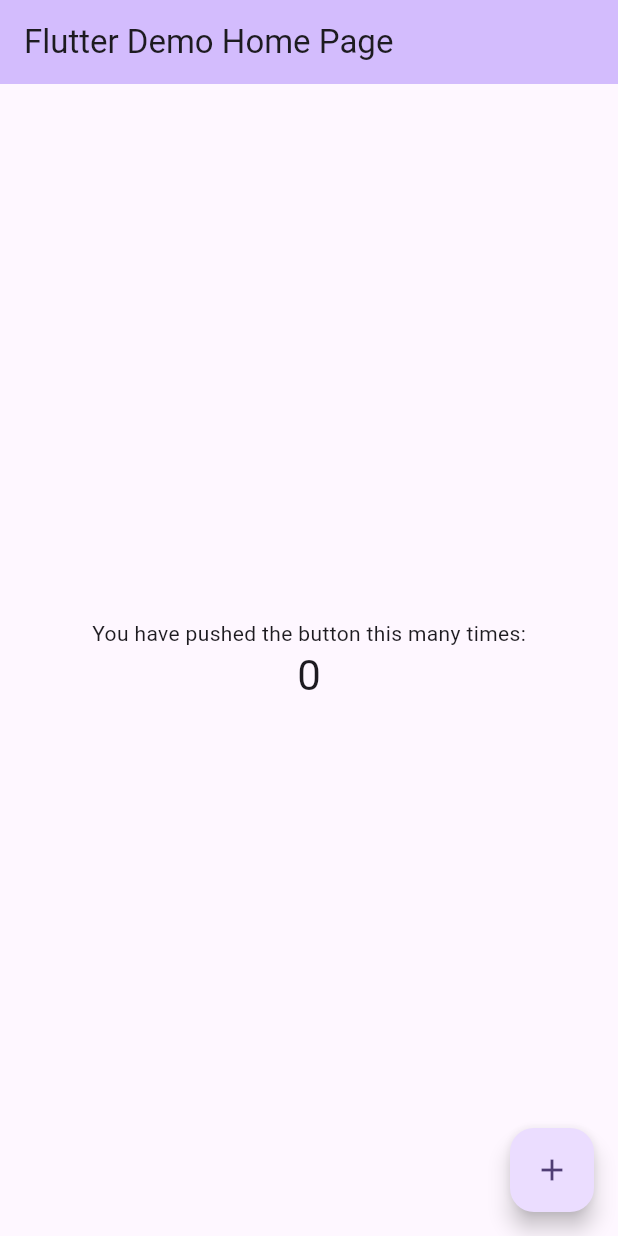
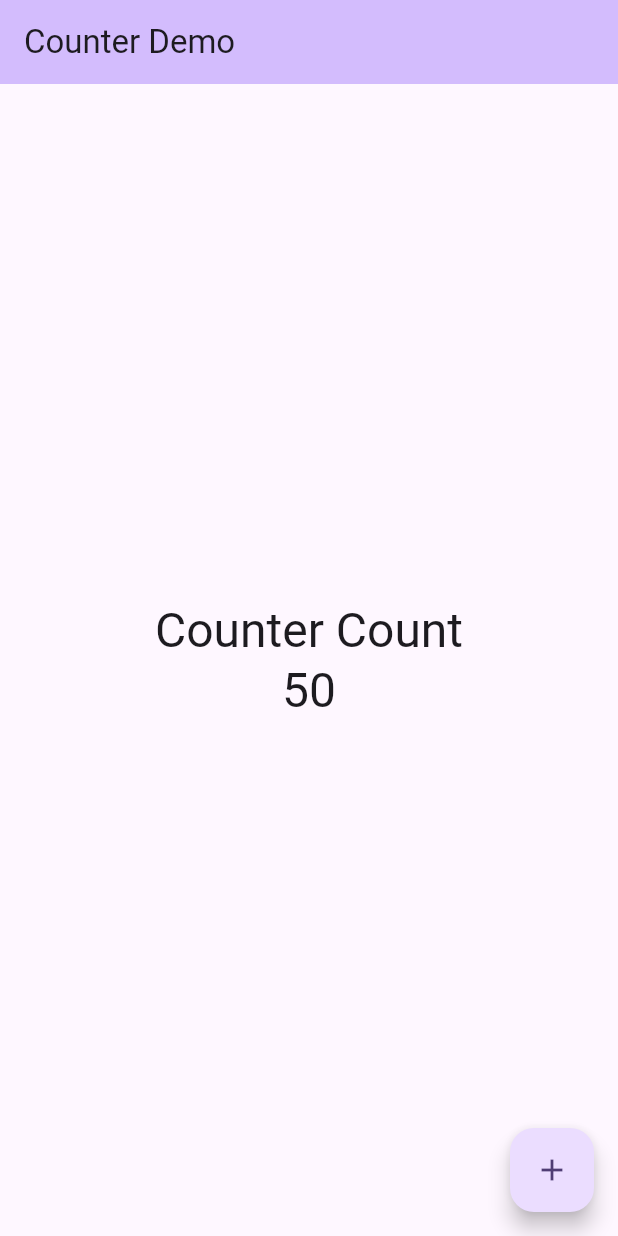
Before and after one commit to abidroid/akti4_sharedprefs_plus_sqlite, a Flutter app: the screen it shows after launch, on a phone screen of 412 x 824 dp. Run offline on Flutter 3.47's test engine with Material 3 defaults, Android fonts, the phone set to English and light mode, and no system bars; our stand-ins replace shared_preferences.

Commit message:
shared prefs completed

```diff
--- a/lib/main.dart
+++ b/lib/main.dart
@@ -1,4 +1,5 @@
 import 'package:flutter/material.dart';
+import 'package:shared_preferences/shared_preferences.dart';
 
 void main() {
   runApp(const MyApp());
@@ -31,7 +32,7 @@ class MyApp extends StatelessWidget {
         colorScheme: ColorScheme.fromSeed(seedColor: Colors.deepPurple),
         useMaterial3: true,
       ),
-      home: const MyHomePage(title: 'Flutter Demo Home Page'),
+      home: const MyHomePage(title: 'Counter Demo'),
     );
   }
 }
@@ -39,14 +40,6 @@ class MyApp extends StatelessWidget {
 class MyHomePage extends StatefulWidget {
   const MyHomePage({super.key, required this.title});
 
-  // This widget is the home page of your application. It is stateful, meaning
-  // that it has a State object (defined below) that contains fields that affect
-  // how it looks.
-
-  // This class is the configuration for the state. It holds the values (in this
-  // case the title) provided by the parent (in this case the App widget) and
-  // used by the build method of the State. Fields in a Widget subclass are
-  // always marked "final".
 
   final String title;
 
@@ -55,68 +48,78 @@ class MyHomePage extends StatefulWidget {
 }
 
 class _MyHomePageState extends State<MyHomePage> {
-  int _counter = 0;
+  // initial state of the counter
+  int _counter = 50;
 
-  void _incrementCounter() {
+  void _counterKiIzafaOka() async {
+
+    _counter++;
+
+    // save the counter value in shared preferences
+    final SharedPreferencesAsync asyncPrefs = SharedPreferencesAsync();
+
+    // writing - saving the counter value
+    await asyncPrefs.setInt('SHMERA', _counter);
+
+
     setState(() {
-      // This call to setState tells the Flutter framework that something has
-      // changed in this State, which causes it to rerun the build method below
-      // so that the display can reflect the updated values. If we changed
-      // _counter without calling setState(), then the build method would not be
-      // called again, and so nothing would appear to happen.
-      _counter++;
+
     });
   }
 
   @override
+  void initState() {
+    super.initState();
+
+    readShmeraValueFromSharedPreferences();
+  }
+
+  readShmeraValueFromSharedPreferences() async {
+
+    // it will read the stored SHMERA value from SharedPreferences
+    final SharedPreferencesAsync asyncPrefs = SharedPreferencesAsync();
+    int? storedValue = await asyncPrefs.getInt('SHMERA');
+
+    await Future.delayed(Duration(seconds: 3));
+
+    if (storedValue != null) {
+      setState(() {
+        _counter = storedValue;
+      });
+    }
+
+  }
+
+  @override
   Widget build(BuildContext context) {
-    // This method is rerun every time setState is called, for instance as done
-    // by the _incrementCounter method above.
-    //
-    // The Flutter framework has been optimized to make rerunning build methods
-    // fast, so that you can just rebuild anything that needs updating rather
-    // than having to individually change instances of widgets.
+
     return Scaffold(
       appBar: AppBar(
-        // TRY THIS: Try changing the color here to a specific color (to
-        // Colors.amber, perhaps?) and trigger a hot reload to see the AppBar
-        // change color while the other colors stay the same.
+
         backgroundColor: Theme.of(context).colorScheme.inversePrimary,
-        // Here we take the value from the MyHomePage object that was created by
-        // the App.build method, and use it to set our appbar title.
+
         title: Text(widget.title),
       ),
       body: Center(
-        // Center is a layout widget. It takes a single child and positions it
-        // in the middle of the parent.
+
         child: Column(
-          // Column is also a layout widget. It takes a list of children and
-          // arranges them vertically. By default, it sizes itself to fit its
-          // children horizontally, and tries to be as tall as its parent.
-          //
-          // Column has various properties to control how it sizes itself and
-          // how it positions its children. Here we use mainAxisAlignment to
-          // center the children vertically; the main axis here is the vertical
-          // axis because Columns are vertical (the cross axis would be
-          // horizontal).
-          //
-          // TRY THIS: Invoke "debug painting" (choose the "Toggle Debug Paint"
-          // action in the IDE, or press "p" in the console), to see the
-          // wireframe for each widget.
+
           mainAxisAlignment: MainAxisAlignment.center,
           children: <Widget>[
-            const Text(
-              'You have pushed the button this many times:',
+             Text(
+              'Counter Count',
+              style: Theme.of(context).textTheme.headlineLarge,
+
             ),
             Text(
               '$_counter',
-              style: Theme.of(context).textTheme.headlineMedium,
+              style: Theme.of(context).textTheme.headlineLarge,
             ),
           ],
         ),
       ),
       floatingActionButton: FloatingActionButton(
-        onPressed: _incrementCounter,
+        onPressed: _counterKiIzafaOka, // function
         tooltip: 'Increment',
         child: const Icon(Icons.add),
       ), // This trailing comma makes auto-formatting nicer for build methods.
```
Also changed, not shown: 3 other files.
